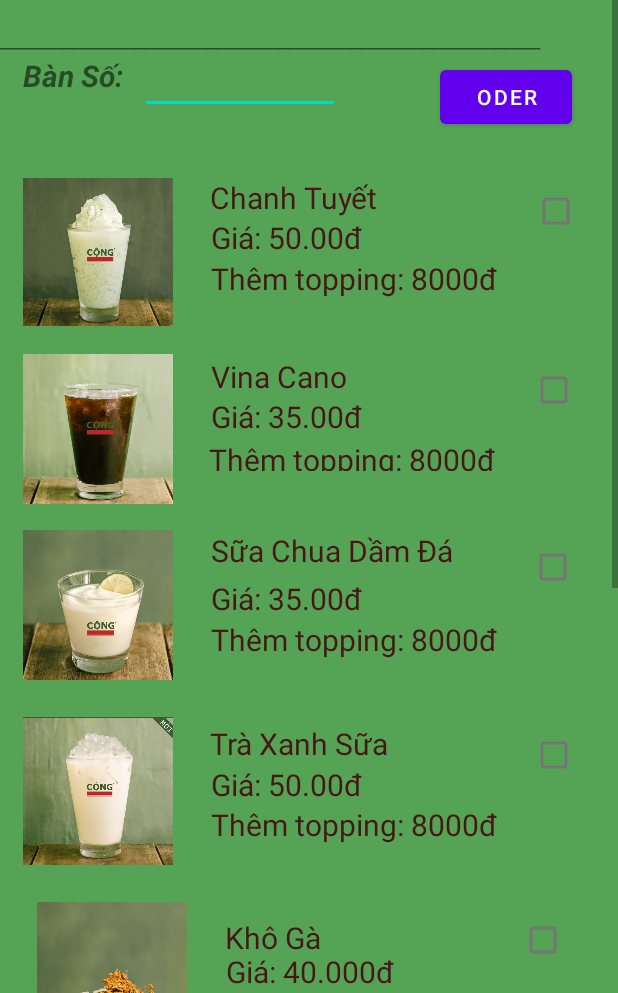
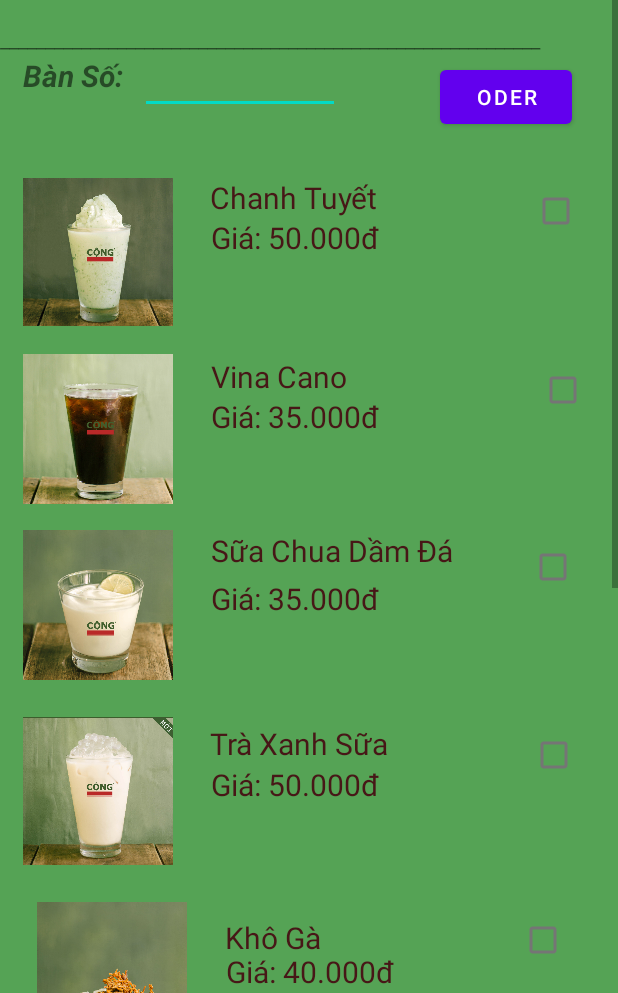
Before and after one commit to thanhtung901/BTL_android_studio, an Android app: the oderr screen opened directly, with no data from a screen before it, on a phone screen of 412 x 824 dp, the part 243-1236 px from its top. Run offline under Robolectric (Android 15) with nearby library versions, the phone set to English and light mode, and no system bars.

Commit message:
activity

```diff
--- a/app/src/main/res/layout/activity_oderr.xml
+++ b/app/src/main/res/layout/activity_oderr.xml
@@ -128,26 +128,9 @@
             android:layout_height="wrap_content"
             android:layout_marginStart="24dp"
             android:layout_marginTop="234dp"
-            android:layout_marginEnd="169dp"
+            android:layout_marginEnd="158dp"
             android:layout_marginBottom="82dp"
-            android:text="Giá: 35.00đ"
-            android:textColor="#471717"
-            android:textSize="20sp"
-            app:layout_constraintBottom_toBottomOf="parent"
-            app:layout_constraintEnd_toEndOf="parent"
-            app:layout_constraintStart_toEndOf="@+id/imageView4"
-            app:layout_constraintTop_toTopOf="parent"
-            app:layout_constraintVertical_bias="0.162" />
-
-        <TextView
-            android:id="@+id/textView19"
-            android:layout_width="195dp"
-            android:layout_height="21dp"
-            android:layout_marginStart="24dp"
-            android:layout_marginTop="261dp"
-            android:layout_marginEnd="77dp"
-            android:layout_marginBottom="55dp"
-            android:text="Thêm topping: 8000đ"
+            android:text="Giá: 35.000đ"
             android:textColor="#471717"
             android:textSize="20sp"
             app:layout_constraintBottom_toBottomOf="parent"
@@ -162,26 +145,9 @@
             android:layout_height="wrap_content"
             android:layout_marginStart="24dp"
             android:layout_marginTop="234dp"
-            android:layout_marginEnd="169dp"
+            android:layout_marginEnd="158dp"
             android:layout_marginBottom="82dp"
-            android:text="Giá: 35.00đ"
-            android:textColor="#471717"
-            android:textSize="20sp"
-            app:layout_constraintBottom_toBottomOf="parent"
-            app:layout_constraintEnd_toEndOf="parent"
-            app:layout_constraintStart_toEndOf="@+id/imageView5"
-            app:layout_constraintTop_toTopOf="parent"
-            app:layout_constraintVertical_bias="0.306" />
-
-        <TextView
-            android:id="@+id/textView22"
-            android:layout_width="wrap_content"
-            android:layout_height="wrap_content"
-            android:layout_marginStart="24dp"
-            android:layout_marginTop="261dp"
-            android:layout_marginEnd="80dp"
-            android:layout_marginBottom="55dp"
-            android:text="Thêm topping: 8000đ"
+            android:text="Giá: 35.000đ"
             android:textColor="#471717"
             android:textSize="20sp"
             app:layout_constraintBottom_toBottomOf="parent"
@@ -196,26 +162,9 @@
             android:layout_height="wrap_content"
             android:layout_marginStart="24dp"
             android:layout_marginTop="234dp"
-            android:layout_marginEnd="169dp"
+            android:layout_marginEnd="158dp"
             android:layout_marginBottom="82dp"
-            android:text="Giá: 50.00đ"
-            android:textColor="#471717"
-            android:textSize="20sp"
-            app:layout_constraintBottom_toBottomOf="parent"
-            app:layout_constraintEnd_toEndOf="parent"
-            app:layout_constraintStart_toEndOf="@+id/imageView6"
-            app:layout_constraintTop_toTopOf="parent"
-            app:layout_constraintVertical_bias="0.453" />
-
-        <TextView
-            android:id="@+id/textView25"
-            android:layout_width="wrap_content"
-            android:layout_height="wrap_content"
-            android:layout_marginStart="24dp"
-            android:layout_marginTop="261dp"
-            android:layout_marginEnd="80dp"
-            android:layout_marginBottom="55dp"
-            android:text="Thêm topping: 8000đ"
+            android:text="Giá: 50.000đ"
             android:textColor="#471717"
             android:textSize="20sp"
             app:layout_constraintBottom_toBottomOf="parent"
@@ -439,31 +388,14 @@
             app:layout_constraintVertical_bias="0.02" />
 
         <TextView
-            android:id="@+id/textView16"
-            android:layout_width="wrap_content"
-            android:layout_height="wrap_content"
-            android:layout_marginStart="24dp"
-            android:layout_marginTop="261dp"
-            android:layout_marginEnd="80dp"
-            android:layout_marginBottom="55dp"
-            android:text="Thêm topping: 8000đ"
-            android:textColor="#471717"
-            android:textSize="20sp"
-            app:layout_constraintBottom_toBottomOf="parent"
-            app:layout_constraintEnd_toEndOf="parent"
-            app:layout_constraintStart_toEndOf="@+id/imageView3"
-            app:layout_constraintTop_toTopOf="parent"
-            app:layout_constraintVertical_bias="0.02" />
-
-        <TextView
             android:id="@+id/textView15"
             android:layout_width="wrap_content"
             android:layout_height="wrap_content"
             android:layout_marginStart="24dp"
             android:layout_marginTop="234dp"
-            android:layout_marginEnd="169dp"
+            android:layout_marginEnd="158dp"
             android:layout_marginBottom="82dp"
-            android:text="Giá: 50.00đ"
+            android:text="Giá: 50.000đ"
             android:textColor="#471717"
             android:textSize="20sp"
             app:layout_constraintBottom_toBottomOf="parent"
```
